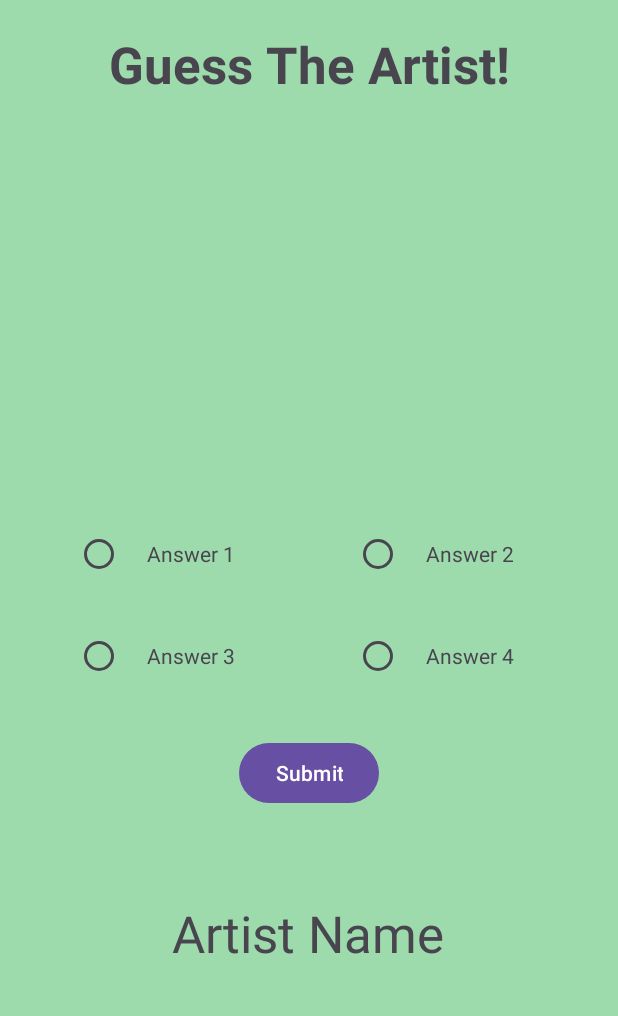
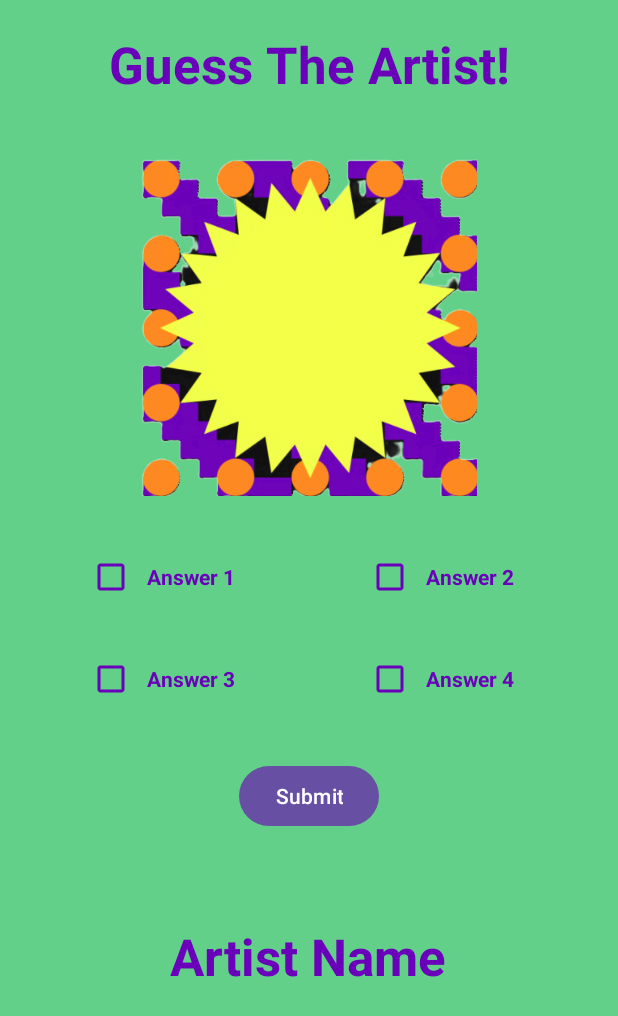
Before and after one commit to MYousuf3/crescendo, an Android app: the GameActivity screen opened directly, with no data from a screen before it, on a phone screen of 412 x 824 dp. Shown: the top 1016 px of the screen. Run offline under Robolectric (Android 15) with nearby library versions, the phone set to English and light mode, and no system bars; our stand-ins replace Picasso; pictures from the network do not load; 1 statement that could not run was skipped.

Commit message:
Fixed Game

```diff
--- a/app/src/main/java/com/example/crescendo/GameActivity.java
+++ b/app/src/main/java/com/example/crescendo/GameActivity.java
@@ -5,9 +5,8 @@ import android.os.Bundle;
 import android.os.Handler;
 import android.view.View;
 import android.widget.Button;
+import android.widget.CheckBox;
 import android.widget.ImageView;
-import android.widget.RadioButton;
-import android.widget.RadioGroup;
 import android.widget.TextView;
 import androidx.appcompat.app.AppCompatActivity;
 import com.squareup.picasso.Picasso;
@@ -18,8 +17,7 @@ public class GameActivity extends AppCompatActivity {
 
     private TextView artistNameView;
     private ImageView artistImageView;
-    private RadioGroup answerChoices;
-    private RadioButton radioButton1, radioButton2, radioButton3, radioButton4;
+    private CheckBox checkBox1, checkBox2, checkBox3, checkBox4;
     private TextView answer1, answer2, answer3, answer4;
     private Button submitButton;
     private List<Artist> artists;
@@ -32,11 +30,10 @@ public class GameActivity extends AppCompatActivity {
 
         artistNameView = findViewById(R.id.ArtistName);
         artistImageView = findViewById(R.id.avatarImageView);
-        answerChoices = findViewById(R.id.answerChoices);
-        radioButton1 = findViewById(R.id.radioButton1);
-        radioButton2 = findViewById(R.id.radioButton2);
-        radioButton3 = findViewById(R.id.radioButton3);
-        radioButton4 = findViewById(R.id.radioButton4);
+        checkBox1 = findViewById(R.id.checkBox1);
+        checkBox2 = findViewById(R.id.checkBox2);
+        checkBox3 = findViewById(R.id.checkBox3);
+        checkBox4 = findViewById(R.id.checkBox4);
         answer1 = findViewById(R.id.answer1);
         answer2 = findViewById(R.id.answer2);
         answer3 = findViewById(R.id.answer3);
@@ -49,48 +46,75 @@ public class GameActivity extends AppCompatActivity {
             setupGame();
         }
 
+        setupCheckBoxes();
+
         submitButton.setOnClickListener(v -> checkAnswer());
     }
 
     private void setupGame() {
         Random random = new Random();
+        // Ensure the correct answer is always included
         int correctIndex = random.nextInt(4);  // There are four options
         currentArtist = artists.get(random.nextInt(artists.size())); // Random artist for the game
         Picasso.get().load(currentArtist.getImageURL()).into(artistImageView);
         artistNameView.setVisibility(View.INVISIBLE); // Initially hide the artist name
 
-        // Set random names for the options, ensuring the correct answer is one of them
+        CheckBox[] checkBoxes = {checkBox1, checkBox2, checkBox3, checkBox4};
+        TextView[] textViews = {answer1, answer2, answer3, answer4};
+
+        // Fill array with names ensuring no duplicates and correct answer included
         String[] options = new String[4];
-        for (int i = 0; i < 4; i++) {
-            if (i == correctIndex) {
-                options[i] = currentArtist.artistName; // Correct answer
-            } else {
+        options[correctIndex] = currentArtist.artistName; // Place correct answer
+
+        for (int i = 0; i < options.length; i++) {
+            if (i != correctIndex) { // Fill other options
                 Artist randomArtist;
                 do {
                     randomArtist = artists.get(random.nextInt(artists.size()));
-                } while (randomArtist == currentArtist);
-                options[i] = randomArtist.artistName; // Random incorrect answers
+                } while (randomArtist.artistName.equals(currentArtist.artistName) || contains(options, randomArtist.artistName));
+                options[i] = randomArtist.artistName;
             }
         }
 
-        answer1.setText(options[0]);
-        answer2.setText(options[1]);
-        answer3.setText(options[2]);
-        answer4.setText(options[3]);
+        // Set the text for each TextView associated with each CheckBox
+        for (int i = 0; i < checkBoxes.length; i++) {
+            textViews[i].setText(options[i]);
+        }
+    }
+
+    // Helper method to check if the array already contains the artist name
+    private boolean contains(String[] array, String value) {
+        for (String element : array) {
+            if (element != null && element.equals(value)) {
+                return true;
+            }
+        }
+        return false;
+    }
+
+
+    private void setupCheckBoxes() {
+        CheckBox[] checkBoxes = {checkBox1, checkBox2, checkBox3, checkBox4};
+        for (CheckBox checkBox : checkBoxes) {
+            checkBox.setOnCheckedChangeListener((buttonView, isChecked) -> {
+                if (isChecked) {
+                    for (CheckBox otherCheckBox : checkBoxes) {
+                        if (otherCheckBox != checkBox) otherCheckBox.setChecked(false);
+                    }
+                }
+            });
+        }
     }
 
     private void checkAnswer() {
-        int selectedId = answerChoices.getCheckedRadioButtonId();
         String selectedArtistName = "";
-
-        if (selectedId == R.id.radioButton1) {
-            selectedArtistName = answer1.getText().toString();
-        } else if (selectedId == R.id.radioButton2) {
-            selectedArtistName = answer2.getText().toString();
-        } else if (selectedId == R.id.radioButton3) {
-            selectedArtistName = answer3.getText().toString();
-        } else if (selectedId == R.id.radioButton4) {
-            selectedArtistName = answer4.getText().toString();
+        CheckBox[] checkBoxes = {checkBox1, checkBox2, checkBox3, checkBox4};
+        TextView[] textViews = {answer1, answer2, answer3, answer4};
+        for (int i = 0; i < checkBoxes.length; i++) {
+            if (checkBoxes[i].isChecked()) {
+                selectedArtistName = textViews[i].getText().toString();
+                break;
+            }
         }
 
         boolean isCorrect = selectedArtistName.equalsIgnoreCase(currentArtist.artistName);
@@ -104,6 +128,4 @@ public class GameActivity extends AppCompatActivity {
             finish();
         }, 2000);
     }
-
-
 }
--- a/app/src/main/res/layout/activity_game.xml
+++ b/app/src/main/res/layout/activity_game.xml
@@ -4,7 +4,7 @@
     xmlns:tools="http://schemas.android.com/tools"
     android:layout_width="match_parent"
     android:layout_height="match_parent"
-    android:background="@color/Celadon"
+    android:background="@color/calm_green"
     tools:context=".GameActivity">
 
     <TextView
@@ -12,94 +12,122 @@
         android:layout_width="wrap_content"
         android:layout_height="wrap_content"
         android:text="Guess The Artist!"
+        android:textColor="#6b00bb"
         android:textSize="34sp"
         android:textStyle="bold"
         android:layout_centerHorizontal="true"
         android:textAlignment="center"
         android:layout_marginTop="20dp" />
 
-    <ImageView
-        android:id="@+id/avatarImageView"
-        android:layout_width="205dp"
-        android:layout_height="210dp"
+    <FrameLayout
+        android:id="@+id/theImage"
+        android:layout_width="225dp"
+        android:layout_height="225dp"
         android:layout_below="@+id/titleText"
         android:layout_centerHorizontal="true"
-        android:layout_marginTop="40dp" />
+        android:layout_marginTop="40dp">
+        <ImageView
+            android:id="@+id/songFrame"
+            android:layout_width="match_parent"
+            android:layout_height="match_parent"
+            android:src="@drawable/image_frame1" />
+        <ImageView
+            android:id="@+id/avatarImageView"
+            android:layout_width="160dp"
+            android:layout_height="165dp"
+            android:layout_gravity="center"
+            />
+    </FrameLayout>
 
-    <RadioGroup
+
+    <LinearLayout
         android:id="@+id/answerChoices"
         android:layout_width="match_parent"
         android:layout_height="wrap_content"
         android:orientation="vertical"
-        android:layout_below="@+id/avatarImageView"
+        android:layout_below="@+id/theImage"
         android:layout_marginTop="20dp"
         android:layout_marginLeft="40dp"
         android:gravity="center">
 
+        <!-- First row of choices -->
         <LinearLayout
             android:layout_width="match_parent"
             android:layout_height="wrap_content"
             android:orientation="horizontal"
             android:padding="10dp">
 
-            <RadioButton
-                android:id="@+id/radioButton1"
+            <CheckBox
+                android:id="@+id/checkBox1"
                 android:layout_width="wrap_content"
-                android:layout_height="wrap_content" />
+                android:layout_height="wrap_content"
+                android:buttonTint="#6b00bb"/>
 
             <TextView
                 android:id="@+id/answer1"
                 android:layout_width="0dp"
                 android:layout_height="wrap_content"
                 android:text="Answer 1"
+                android:textStyle="bold"
+                android:textColor="#6b00bb"
                 android:layout_weight="1" />
 
-            <RadioButton
-                android:id="@+id/radioButton2"
+            <CheckBox
+                android:id="@+id/checkBox2"
                 android:layout_width="wrap_content"
                 android:layout_height="wrap_content"
-                android:layout_marginStart="20dp" />
+                android:layout_marginStart="20dp"
+                android:buttonTint="#6b00bb"/>
 
             <TextView
                 android:id="@+id/answer2"
                 android:layout_width="0dp"
                 android:layout_height="wrap_content"
+                android:textStyle="bold"
                 android:text="Answer 2"
+                android:textColor="#6b00bb"
                 android:layout_weight="1" />
         </LinearLayout>
 
+        <!-- Second row of choices -->
         <LinearLayout
             android:layout_width="match_parent"
             android:layout_height="wrap_content"
             android:orientation="horizontal"
             android:padding="10dp">
 
-            <RadioButton
-                android:id="@+id/radioButton3"
+            <CheckBox
+                android:id="@+id/checkBox3"
                 android:layout_width="wrap_content"
-                android:layout_height="wrap_content" />
+                android:layout_height="wrap_content"
+                android:buttonTint="#6b00bb"/>
 
             <TextView
                 android:id="@+id/answer3"
                 android:layout_width="0dp"
                 android:layout_height="wrap_content"
                 android:text="Answer 3"
+                android:textStyle="bold"
+                android:textColor="#6b00bb"
                 android:layout_weight="1" />
 
-            <RadioButton
-                android:id="@+id/radioButton4"
+            <CheckBox
+                android:id="@+id/checkBox4"
                 android:layout_width="wrap_content"
                 android:layout_height="wrap_content"
-                android:layout_marginStart="20dp" />
+                android:layout_marginStart="20dp"
+                android:buttonTint="#6b00bb"/>
 
             <TextView
                 android:id="@+id/answer4"
                 android:layout_width="0dp"
                 android:layout_height="wrap_content"
                 android:text="Answer 4"
+                android:textStyle="bold"
+                android:textColor="#6b00bb"
                 android:layout_weight="1" />
         </LinearLayout>
-    </RadioGroup>
+    </LinearLayout>
 
     <Button
         android:id="@+id/submitBtn"
@@ -120,5 +148,6 @@
         android:layout_centerHorizontal="true"
         android:textAlignment="center"
         android:layout_marginTop="60dp"
-        android:layout_marginHorizontal="40dp"/>
+        android:textStyle="bold"
+        android:textColor="#6b00bb"/>
 </RelativeLayout>
```
